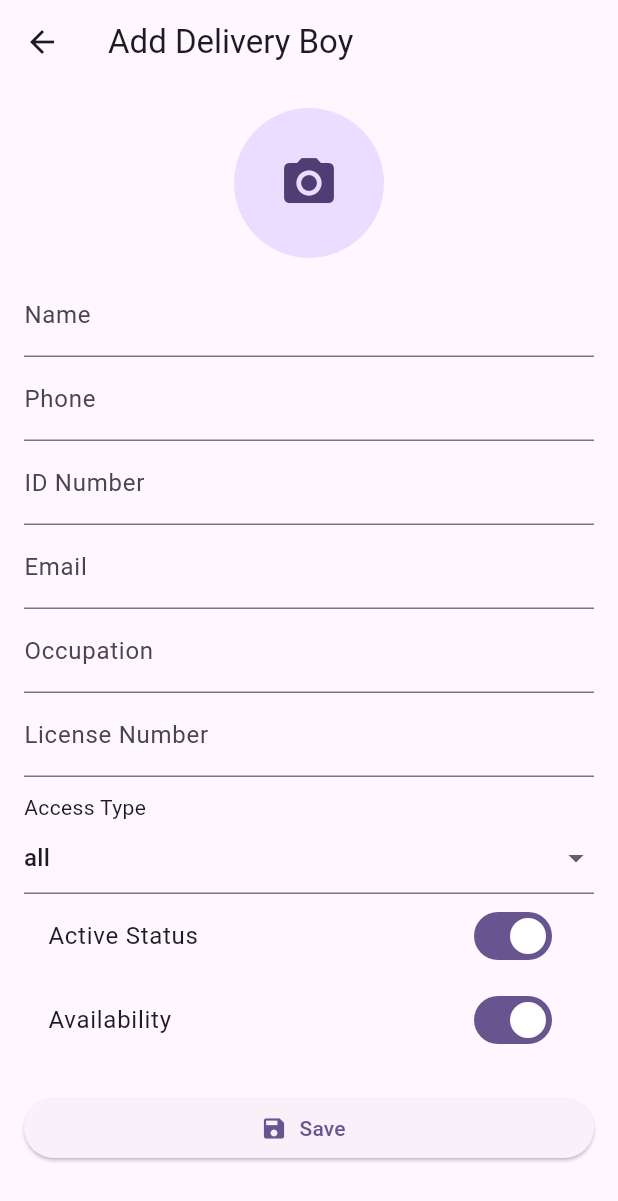
After one commit to brayan-ninja/rolebasedloginapp, a Flutter app: the DeliveryBoyScreen screen opened by its route, after a tap on the "add" icon, on a phone screen of 412 x 824 dp. The commit adds this screen. Shown: the top 1201 px of the screen. Run offline on Flutter 3.47's test engine with Material 3 defaults, Android fonts, the phone set to English and light mode, and no system bars; our stand-ins replace cloud_firestore, firebase_auth, firebase_core, firebase_storage, fl_chart, image_picker; accounts and stored records are empty.

Commit message:
created a delivery boys screen where u can add a delivery boy by creating one and u can change his/her status using a toggle same to the availability he/she is allowed to choose the medical store he/she can work for

```diff
--- a/lib/main.dart
+++ b/lib/main.dart
@@ -12,6 +12,8 @@ import 'package:login_register_app/screens/admin/addmedicine_screen.dart';
 import 'package:login_register_app/screens/admin/addlist_screen.dart';
 import 'package:login_register_app/screens/admin/medicine_screen.dart';
 import 'package:login_register_app/screens/admin/addstore_screen.dart';
+import 'package:login_register_app/screens/admin/delivery_screen.dart';
+import 'package:login_register_app/screens/admin/add_delivery_boy.dart';
 
 void main() async {
   WidgetsFlutterBinding.ensureInitialized();
@@ -44,6 +46,8 @@ class MyApp extends StatelessWidget {
         '/addSpecialist': (context) => AddSpecialistScreen (),
         '/medicalstore' : (context) => MedicalStoreScreen (),
         '/addstore' : (context) => AddMedicalStoreForm (),
+        '/delivery' : (context) => DeliveryBoyScreen (),
+        '/adddelivery' : (context) => AddDeliveryBoyScreen (),
       },
 
       home: LoginScreen(),
--- /dev/null
+++ b/lib/screens/admin/add_delivery_boy.dart
@@ -0,0 +1,151 @@
+
+import 'package:flutter/material.dart';
+import 'package:cloud_firestore/cloud_firestore.dart';
+import 'package:image_picker/image_picker.dart';
+import 'dart:io';
+import 'package:firebase_storage/firebase_storage.dart';
+
+
+// ... imports remain unchanged
+class AddDeliveryBoyScreen extends StatefulWidget {
+  @override
+  _AddDeliveryBoyScreenState createState() => _AddDeliveryBoyScreenState();
+}
+
+class _AddDeliveryBoyScreenState extends State<AddDeliveryBoyScreen> {
+  final _formKey = GlobalKey<FormState>();
+  String name = '', phone = '', idNumber = '', email = '', occupation = '', licenseNumber = '';
+  String accessType = 'all';
+  String? selectedStoreId;
+  bool _isAvailable = true;
+  File? _image;
+  bool status = true;
+
+  Future<void> _pickImage() async {
+    final picked = await ImagePicker().pickImage(source: ImageSource.gallery);
+    if (picked != null) setState(() => _image = File(picked.path));
+  }
+
+  Future<String> uploadImageToStorage(File imageFile) async {
+    final ref = FirebaseStorage.instance
+        .ref()
+        .child('deliveryboys/${DateTime.now().millisecondsSinceEpoch}.jpg');
+    final uploadTask = await ref.putFile(imageFile);
+    return await ref.getDownloadURL();
+  }
+
+  Future<void> _saveDeliveryBoy() async {
+    if (!_formKey.currentState!.validate()) return;
+
+    String imageUrl = '';
+    if (_image != null) {
+      imageUrl = await uploadImageToStorage(_image!);
+    }
+
+    final data = {
+      'name': name,
+      'phone': phone,
+      'idNumber': idNumber,
+      'email': email,
+      'occupation': occupation,
+      'licenseNumber': licenseNumber,
+      'imageUrl': imageUrl,
+      'accessType': accessType,
+      'storeRef': accessType == 'specific'
+          ? FirebaseFirestore.instance.collection('medicalstores').doc(selectedStoreId)
+          : null,
+      'status': status,
+      'available': _isAvailable,
+    };
+
+    await FirebaseFirestore.instance.collection('deliveryboys').add(data);
+
+    ScaffoldMessenger.of(context).showSnackBar(
+      SnackBar(content: Text('Delivery boy added successfully!')),
+    );
+
+    Navigator.pop(context);
+  }
+
+  @override
+  Widget build(BuildContext context) {
+    return Scaffold(
+      appBar: AppBar(title: const Text("Add Delivery Boy")),
+      body: Padding(
+        padding: const EdgeInsets.all(16.0),
+        child: Form(
+          key: _formKey,
+          child: ListView(
+            children: [
+              GestureDetector(
+                onTap: _pickImage,
+                child: CircleAvatar(
+                  radius: 50,
+                  backgroundImage: _image != null ? FileImage(_image!) : null,
+                  child: _image == null ? const Icon(Icons.camera_alt, size: 40) : null,
+                ),
+              ),
+              const SizedBox(height: 10),
+              _buildTextField('Name', (val) => name = val),
+              _buildTextField('Phone', (val) => phone = val),
+              _buildTextField('ID Number', (val) => idNumber = val),
+              _buildTextField('Email', (val) => email = val),
+              _buildTextField('Occupation', (val) => occupation = val),
+              _buildTextField('License Number', (val) => licenseNumber = val),
+              const SizedBox(height: 10),
+              const Text("Access Type"),
+              DropdownButtonFormField<String>(
+                value: accessType,
+                items: ['all', 'specific'].map((e) => DropdownMenuItem(value: e, child: Text(e))).toList(),
+                onChanged: (val) => setState(() => accessType = val!),
+              ),
+              if (accessType == 'specific')
+                FutureBuilder<QuerySnapshot>(
+                  future: FirebaseFirestore.instance.collection('medicalstores').get(),
+                  builder: (context, snapshot) {
+                    if (!snapshot.hasData) return const CircularProgressIndicator();
+                    return DropdownButtonFormField<String>(
+                      decoration: const InputDecoration(labelText: 'Select Store'),
+                      items: snapshot.data!.docs.map((doc) {
+                        return DropdownMenuItem(
+                          value: doc.id,
+                          child: Text(doc['storeName']),
+                        );
+                      }).toList(),
+                      onChanged: (val) => setState(() => selectedStoreId = val),
+                      validator: (val) =>
+                          accessType == 'specific' && val == null ? 'Store required' : null,
+                    );
+                  },
+                ),
+              SwitchListTile(
+                title: const Text("Active Status"),
+                value: status,
+                onChanged: (val) => setState(() => status = val),
+              ),
+              SwitchListTile(
+                title: const Text("Availability"),
+                value: _isAvailable,
+                onChanged: (val) => setState(() => _isAvailable = val),
+              ),
+              const SizedBox(height: 20),
+              ElevatedButton.icon(
+                onPressed: _saveDeliveryBoy,
+                icon: const Icon(Icons.save),
+                label: const Text("Save"),
+              )
+            ],
+          ),
+        ),
+      ),
+    );
+  }
+
+  Widget _buildTextField(String label, Function(String) onChanged) {
+    return TextFormField(
+      decoration: InputDecoration(labelText: label),
+      validator: (val) => val == null || val.isEmpty ? 'Required' : null,
+      onChanged: onChanged,
+    );
+  }
+}
--- a/lib/screens/admin/delivery_screen.dart
+++ b/lib/screens/admin/delivery_screen.dart
@@ -0,0 +1,99 @@
+import 'package:flutter/material.dart';
+import 'package:cloud_firestore/cloud_firestore.dart';
+import 'package:login_register_app/screens/admin/add_delivery_boy.dart';
+class DeliveryBoyScreen extends StatelessWidget {
+  @override
+  Widget build(BuildContext context) {
+    return Scaffold(
+      appBar: AppBar(title: Text("Delivery Boys")),
+      body: StreamBuilder<QuerySnapshot>(
+        stream: FirebaseFirestore.instance.collection('deliveryboys').snapshots(),
+        builder: (context, snapshot) {
+          if (snapshot.hasError) {
+            return Center(child: Text("Error: ${snapshot.error}"));
+          }
+          if (!snapshot.hasData) {
+            return Center(child: CircularProgressIndicator());
+          }
+
+          final docs = snapshot.data!.docs;
+          if (docs.isEmpty) {
+            return Center(child: Text("No delivery boys added yet"));
+          }
+
+          return ListView.builder(
+            itemCount: docs.length,
+            itemBuilder: (context, index) {
+              final data = docs[index].data() as Map<String, dynamic>;
+
+              return Card(
+  child: ListTile(
+    leading: CircleAvatar(
+      backgroundImage: data['imageUrl'] != null
+          ? NetworkImage(data['imageUrl'])
+          : null,
+      child: data['imageUrl'] == null ? Icon(Icons.person) : null,
+    ),
+    title: Text(data['name'] ?? 'No name'),
+    subtitle: Column(
+      crossAxisAlignment: CrossAxisAlignment.start,
+      children: [
+        Text("Phone: ${data['phone'] ?? 'N/A'}"),
+        Text("Status: ${data['status'] == true ? 'Active' : 'Inactive'}"),
+        Row(
+          children: [
+            Text("Availability: "),
+            GestureDetector(
+              onTap: () {
+                // Toggle the availability in Firestore
+                FirebaseFirestore.instance
+                    .collection('deliveryboys')
+                    .doc(docs[index].id)
+                    .update({'available': !(data['available'] ?? true)});
+              },
+              child: Icon(
+                Icons.circle,
+                color: data['available'] == true ? Colors.green : Colors.red,
+                size: 16,
+              ),
+            ),
+            SizedBox(width: 6),
+            Text(
+              data['available'] == true ? "Available" : "Busy",
+              style: TextStyle(
+                color: data['available'] == true ? Colors.green : Colors.red,
+              ),
+            ),
+          ],
+        ),
+      ],
+    ),
+    trailing: Switch(
+      value: data['status'] ?? false,
+      onChanged: (val) {
+        FirebaseFirestore.instance
+            .collection('deliveryboys')
+            .doc(docs[index].id)
+            .update({'status': val});
+      },
+    ),
+  ),
+);
+
+            },
+          );
+        },
+      ),
+      floatingActionButton: FloatingActionButton(
+  onPressed: () {
+    Navigator.push(
+      context,
+      MaterialPageRoute(builder: (context) => AddDeliveryBoyScreen()),
+    );
+  },
+  child: Icon(Icons.add),
+),
+
+    );
+  }
+}
--- a/lib/screens/admin/list_screen.dart
+++ b/lib/screens/admin/list_screen.dart
@@ -82,7 +82,7 @@ class ListScreen extends StatelessWidget {
             ),
             Expanded(
               child: StreamBuilder<QuerySnapshot>(
-                stream: FirebaseFirestore.instance.collection('medicine').snapshots(),
+                stream: FirebaseFirestore.instance.collection('medicines').snapshots(),
                 builder: (context, snapshot) {
                   if (!snapshot.hasData) return const Center(child: CircularProgressIndicator());
                   final docs = snapshot.data!.docs;
@@ -96,7 +96,7 @@ class ListScreen extends StatelessWidget {
                       return Card(
                         margin: const EdgeInsets.symmetric(vertical: 6),
                         child: ListTile(
-                          title: Text(medicine['medName']),
+                          title: Text(medicine['name']),
                           subtitle: Text('Inventory: ${medicine['inventory']}'),
                         ),
                       );
--- a/pubspec.yaml
+++ b/pubspec.yaml
@@ -41,6 +41,7 @@ dependencies:
   flutter_riverpod: ^2.6.1
   fl_chart: ^1.0.0
   path: ^1.8.3
+  firebase_storage: ^12.4.6
 
 dev_dependencies:
   flutter_test:
```
Also changed, not shown: lib/screens/admin_dashboard.dart (+45 -9 lines), pubspec.lock, 4 other files.
